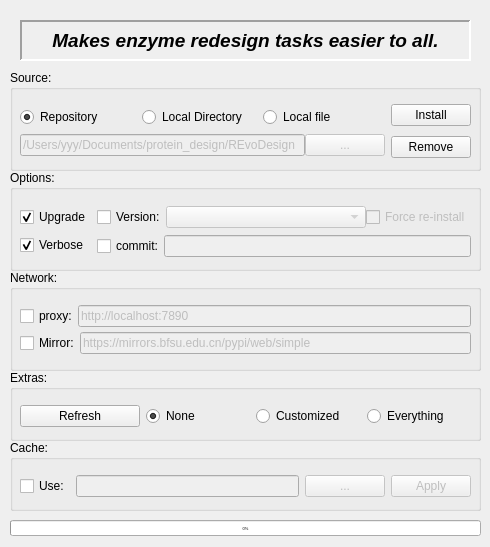
The window that src/REvoDesign/UI/REvoDesign-PyMOL-entry.ui (YaoYinYing/REvoDesign) describes before a commit, drawn with Qt 5.
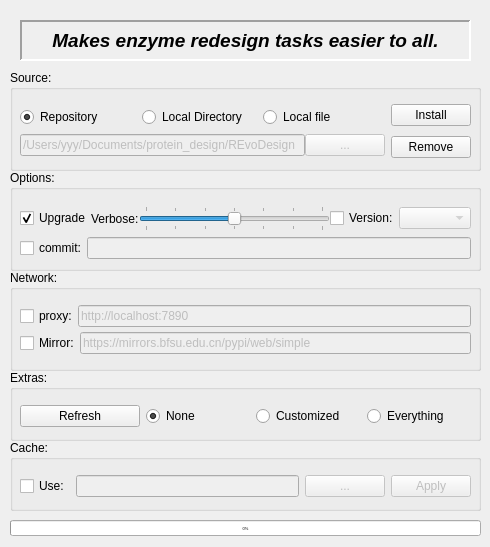
The same window after the commit.

Commit message: update package manager

What changed in the file:
```diff
--- a/src/REvoDesign/UI/REvoDesign-PyMOL-entry.ui
+++ b/src/REvoDesign/UI/REvoDesign-PyMOL-entry.ui
@@ -208,23 +208,26 @@
    <property name="title">
     <string>Options:</string>
    </property>
-   <widget class="QWidget" name="horizontalLayoutWidget_8">
+   <widget class="QWidget" name="">
     <property name="geometry">
      <rect>
       <x>10</x>
-      <y>29</y>
+      <y>30</y>
       <width>451</width>
       <height>65</height>
      </rect>
     </property>
-    <layout class="QHBoxLayout" name="horizontalLayout_8">
-     <item>
-      <layout class="QVBoxLayout" name="verticalLayout_3">
+    <layout class="QVBoxLayout" name="verticalLayout_4">
        <property name="spacing">
         <number>0</number>
        </property>
+     <item>
+      <layout class="QHBoxLayout" name="horizontalLayout_5">
        <item>
         <layout class="QHBoxLayout" name="horizontalLayout_4">
+         <property name="spacing">
+          <number>1</number>
+         </property>
          <item>
           <widget class="QCheckBox" name="checkBox_upgrade">
            <property name="sizePolicy">
@@ -249,30 +252,48 @@
          </item>
         </layout>
        </item>
+       <item>
+        <layout class="QHBoxLayout" name="horizontalLayout_8">
+         <item>
+          <widget class="QLabel" name="label">
+           <property name="toolTip">
+            <string>The verbosity level for the installation. Defaults to 0.</string>
+           </property>
+           <property name="text">
+            <string>Verbose:</string>
+           </property>
+          </widget>
+         </item>
+         <item>
+          <widget class="QSlider" name="horizontalSlider_Verbose">
+           <property name="toolTip">
+            <string>left: quite, middle: default; right: noisy.</string>
+           </property>
+           <property name="minimum">
+            <number>-3</number>
+           </property>
+           <property name="maximum">
+            <number>3</number>
+           </property>
+           <property name="value">
+            <number>0</number>
+           </property>
+           <property name="orientation">
+            <enum>Qt::Horizontal</enum>
+           </property>
+           <property name="tickPosition">
+            <enum>QSlider::TicksBothSides</enum>
+           </property>
+           <property name="tickInterval">
+            <number>1</number>
+           </property>
+          </widget>
+         </item>
+        </layout>
+       </item>
        <item>
         <layout class="QHBoxLayout" name="horizontalLayout_7">
          <item>
-          <widget class="QCheckBox" name="checkBox_verbose">
-           <property name="text">
-            <string>Verbose</string>
-           </property>
-           <property name="checked">
-            <bool>true</bool>
-           </property>
-          </widget>
-         </item>
-        </layout>
-       </item>
-      </layout>
-     </item>
-     <item>
-      <layout class="QVBoxLayout" name="verticalLayout_4">
-       <property name="spacing">
-        <number>0</number>
-       </property>
-       <item>
-        <layout class="QHBoxLayout" name="horizontalLayout_5">
-         <item>
           <widget class="QCheckBox" name="checkBox_specified_version">
            <property name="sizePolicy">
             <sizepolicy hsizetype="Maximum" vsizetype="Fixed">
@@ -296,32 +317,18 @@
            <property name="enabled">
             <bool>false</bool>
            </property>
+           <property name="sizePolicy">
+            <sizepolicy hsizetype="Maximum" vsizetype="Fixed">
+             <horstretch>0</horstretch>
+             <verstretch>0</verstretch>
+            </sizepolicy>
+           </property>
            <property name="toolTip">
             <string>Install from a specific version number</string>
            </property>
           </widget>
          </item>
-         <item>
-          <widget class="QCheckBox" name="checkBox_force_reinstall">
-           <property name="enabled">
-            <bool>false</bool>
-           </property>
-           <property name="sizePolicy">
-            <sizepolicy hsizetype="Maximum" vsizetype="Fixed">
-             <horstretch>0</horstretch>
-             <verstretch>0</verstretch>
-            </sizepolicy>
-           </property>
-           <property name="toolTip">
-            <string>Force PIP to perform a re-installation.</string>
-           </property>
-           <property name="whatsThis">
-            <string/>
-           </property>
-           <property name="text">
-            <string>Force re-install</string>
-           </property>
-          </widget>
+        </layout>
          </item>
         </layout>
        </item>
@@ -352,8 +359,6 @@
             <string>Install from a specific commit/branch</string>
            </property>
           </widget>
-         </item>
-        </layout>
        </item>
       </layout>
      </item>
```
Lines whose indentation alone changed are shown as unchanged. The commit also changes 1 other file.
